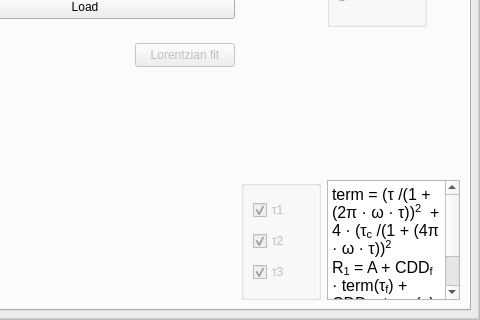
Old version of the form form.ui in the repository timesama/M2-Approach; both pictures show x 520 to 1000 and y 380 to 700 of the 1000 by 700 pixel window.
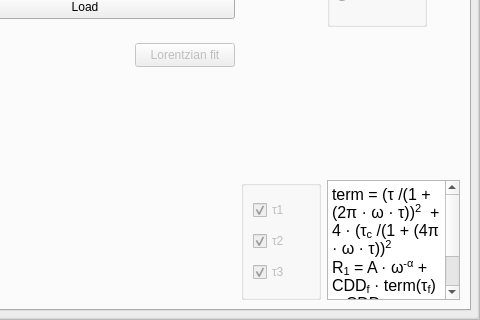
New version of the form. The open tabs and pages were chosen to show the change. Custom widgets are drawn as their Qt base class.

Commit message: power law is ready

```diff
--- a/form.ui
+++ b/form.ui
@@ -3473,7 +3473,7 @@
 li.checked::marker { content: &quot;\2612&quot;; }
 &lt;/style&gt;&lt;/head&gt;&lt;body style=&quot; font-family:'Segoe UI'; font-size:9pt; font-weight:400; font-style:normal;&quot;&gt;
 &lt;p style=&quot; margin-top:0px; margin-bottom:0px; margin-left:0px; margin-right:0px; -qt-block-indent:0; text-indent:0px;&quot;&gt;&lt;a name=&quot;equation&quot;&gt;&lt;/a&gt;&lt;span style=&quot; font-family:'Arial','sans-serif'; font-size:12pt;&quot;&gt;t&lt;/span&gt;&lt;span style=&quot; font-family:'Arial','sans-serif'; font-size:12pt;&quot;&gt;erm = (τ /(1 + (2π · ω · τ))&lt;/span&gt;&lt;span style=&quot; font-family:'Arial','sans-serif'; font-size:12pt; vertical-align:super;&quot;&gt;2&lt;/span&gt;&lt;span style=&quot; font-family:'Arial','sans-serif'; font-size:12pt;&quot;&gt;  + 4 · (τ&lt;/span&gt;&lt;span style=&quot; font-family:'Arial','sans-serif'; font-size:12pt; vertical-align:sub;&quot;&gt;c&lt;/span&gt;&lt;span style=&quot; font-family:'Arial','sans-serif'; font-size:12pt;&quot;&gt; /(1 + (4π · ω · τ))&lt;/span&gt;&lt;span style=&quot; font-family:'Arial','sans-serif'; font-size:12pt; vertical-align:super;&quot;&gt;2&lt;/span&gt;&lt;span style=&quot; font-family:'Arial','sans-serif'; font-size:12pt;&quot;&gt; &lt;/span&gt;&lt;/p&gt;
-&lt;p style=&quot; margin-top:0px; margin-bottom:0px; margin-left:0px; margin-right:0px; -qt-block-indent:0; text-indent:0px;&quot;&gt;&lt;a name=&quot;equation&quot;&gt;&lt;/a&gt;&lt;span style=&quot; font-family:'Arial','sans-serif'; font-size:12pt;&quot;&gt;R&lt;/span&gt;&lt;a name=&quot;equation&quot;&gt;&lt;/a&gt;&lt;span style=&quot; font-family:'Arial','sans-serif'; font-size:12pt; vertical-align:sub;&quot;&gt;1&lt;/span&gt;&lt;span style=&quot; font-family:'Arial','sans-serif'; font-size:12pt;&quot;&gt; = A + CDD&lt;/span&gt;&lt;span style=&quot; font-family:'Arial','sans-serif'; font-size:12pt; vertical-align:sub;&quot;&gt;f&lt;/span&gt;&lt;span style=&quot; font-family:'Arial','sans-serif'; font-size:12pt;&quot;&gt; · term(τ&lt;/span&gt;&lt;span style=&quot; font-family:'Arial','sans-serif'; font-size:12pt; vertical-align:sub;&quot;&gt;f&lt;/span&gt;&lt;span style=&quot; font-family:'Arial','sans-serif'; font-size:12pt;&quot;&gt;) + CDD&lt;/span&gt;&lt;span style=&quot; font-family:'Arial','sans-serif'; font-size:12pt; vertical-align:sub;&quot;&gt;i&lt;/span&gt;&lt;span style=&quot; font-family:'Arial','sans-serif'; font-size:12pt;&quot;&gt; · term(τ&lt;/span&gt;&lt;span style=&quot; font-family:'Arial','sans-serif'; font-size:12pt; vertical-align:sub;&quot;&gt;i&lt;/span&gt;&lt;span style=&quot; font-family:'Arial','sans-serif'; font-size:12pt;&quot;&gt;) + CDD&lt;/span&gt;&lt;span style=&quot; font-family:'Arial','sans-serif'; font-size:12pt; vertical-align:sub;&quot;&gt;s&lt;/span&gt;&lt;span style=&quot; font-family:'Arial','sans-serif'; font-size:12pt;&quot;&gt; · term(τ&lt;/span&gt;&lt;span style=&quot; font-family:'Arial','sans-serif'; font-size:12pt; vertical-align:sub;&quot;&gt;s&lt;/span&gt;&lt;span style=&quot; font-family:'Arial','sans-serif'; font-size:12pt;&quot;&gt;)&lt;/span&gt;&lt;/p&gt;&lt;/body&gt;&lt;/html&gt;</string>
+&lt;p style=&quot; margin-top:0px; margin-bottom:0px; margin-left:0px; margin-right:0px; -qt-block-indent:0; text-indent:0px;&quot;&gt;&lt;a name=&quot;equation&quot;&gt;&lt;/a&gt;&lt;span style=&quot; font-family:'Arial','sans-serif'; font-size:12pt;&quot;&gt;R&lt;/span&gt;&lt;a name=&quot;equation&quot;&gt;&lt;/a&gt;&lt;span style=&quot; font-family:'Arial','sans-serif'; font-size:12pt; vertical-align:sub;&quot;&gt;1&lt;/span&gt;&lt;span style=&quot; font-family:'Arial','sans-serif'; font-size:12pt;&quot;&gt; = A · ω&lt;/span&gt;&lt;span style=&quot; font-family:'Arial','sans-serif'; font-size:12pt; vertical-align:super;&quot;&gt;-α&lt;/span&gt;&lt;span style=&quot; font-family:'Arial','sans-serif'; font-size:12pt;&quot;&gt; + CDD&lt;/span&gt;&lt;span style=&quot; font-family:'Arial','sans-serif'; font-size:12pt; vertical-align:sub;&quot;&gt;f&lt;/span&gt;&lt;span style=&quot; font-family:'Arial','sans-serif'; font-size:12pt;&quot;&gt; · term(τ&lt;/span&gt;&lt;span style=&quot; font-family:'Arial','sans-serif'; font-size:12pt; vertical-align:sub;&quot;&gt;f&lt;/span&gt;&lt;span style=&quot; font-family:'Arial','sans-serif'; font-size:12pt;&quot;&gt;) + CDD&lt;/span&gt;&lt;span style=&quot; font-family:'Arial','sans-serif'; font-size:12pt; vertical-align:sub;&quot;&gt;i&lt;/span&gt;&lt;span style=&quot; font-family:'Arial','sans-serif'; font-size:12pt;&quot;&gt; · term(τ&lt;/span&gt;&lt;span style=&quot; font-family:'Arial','sans-serif'; font-size:12pt; vertical-align:sub;&quot;&gt;i&lt;/span&gt;&lt;span style=&quot; font-family:'Arial','sans-serif'; font-size:12pt;&quot;&gt;) + CDD&lt;/span&gt;&lt;span style=&quot; font-family:'Arial','sans-serif'; font-size:12pt; vertical-align:sub;&quot;&gt;s&lt;/span&gt;&lt;span style=&quot; font-family:'Arial','sans-serif'; font-size:12pt;&quot;&gt; · term(τ&lt;/span&gt;&lt;span style=&quot; font-family:'Arial','sans-serif'; font-size:12pt; vertical-align:sub;&quot;&gt;s&lt;/span&gt;&lt;span style=&quot; font-family:'Arial','sans-serif'; font-size:12pt;&quot;&gt;)&lt;/span&gt;&lt;/p&gt;&lt;/body&gt;&lt;/html&gt;</string>
                    </property>
                    <property name="textInteractionFlags">
                     <set>Qt::TextSelectableByMouse</set>
```
The commit also changes 1 other file.
